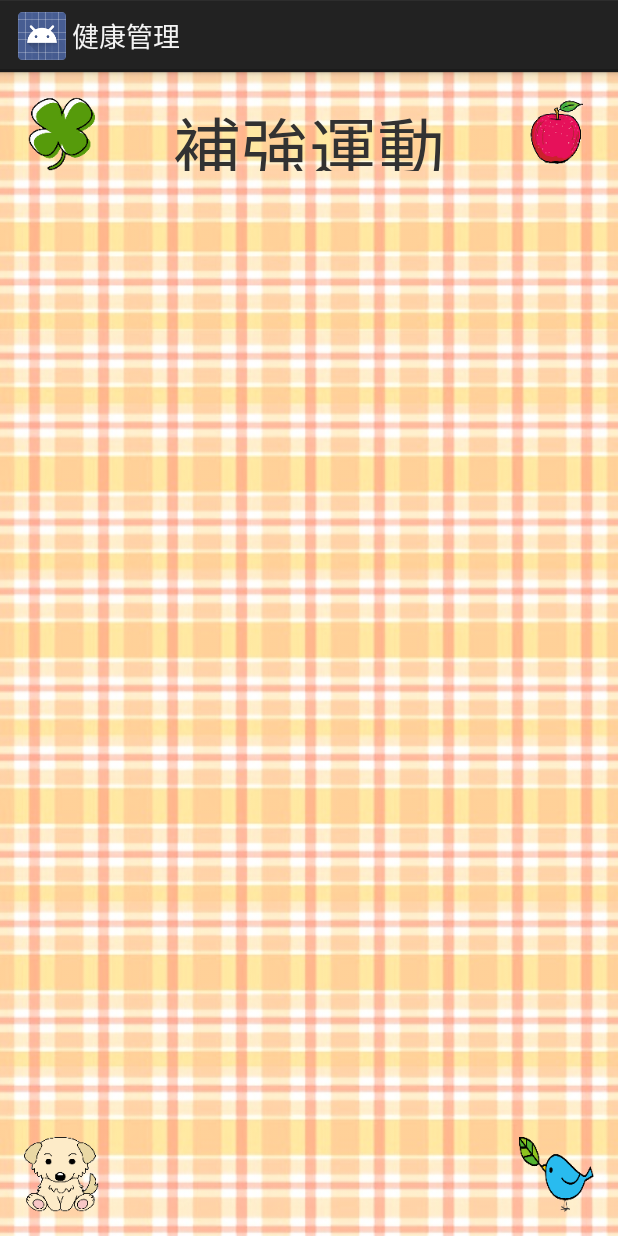
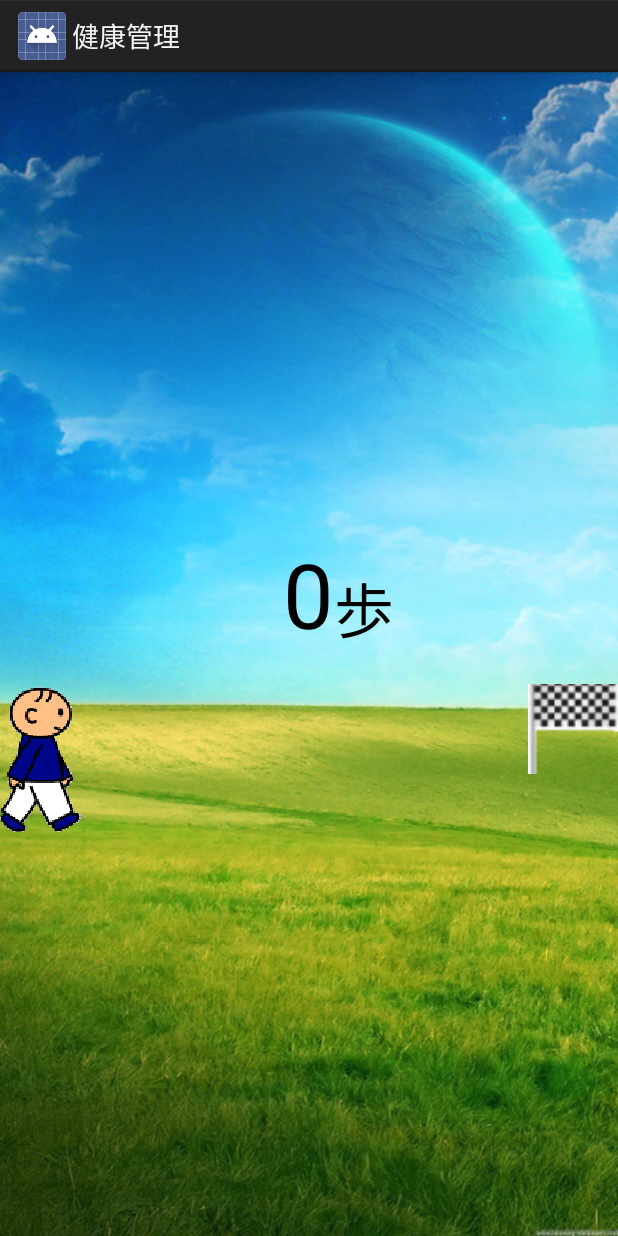
Before and after one commit to takoika0601/HealthCareManagement, an Android app: the layout activity_training.xml on its own in the app's theme, with its tools: preview values and no code run, on a phone screen of 412 x 824 dp. Run offline under Robolectric (Android 15) with nearby library versions, the light colour scheme and no system bars.

Commit message:
運動計測画面の追加

```diff
--- a/app/src/main/AndroidManifest.xml
+++ b/app/src/main/AndroidManifest.xml
@@ -41,7 +41,7 @@
         </receiver>
 
         <activity
-            android:name=".training.TrainingActivity"
+            android:name=".training.TrainingSelectActivity"
             android:label="@string/title_activity_training"
             android:screenOrientation="portrait"
             >
--- a/app/src/main/java/jp/co/akiguchilab/healthcaremanagement/MainActivity.java
+++ b/app/src/main/java/jp/co/akiguchilab/healthcaremanagement/MainActivity.java
@@ -53,7 +53,7 @@ import jp.co.akiguchilab.healthcaremanagement.http.HttpExec;
 import jp.co.akiguchilab.healthcaremanagement.service.CountBinder;
 import jp.co.akiguchilab.healthcaremanagement.service.CountReceiver;
 import jp.co.akiguchilab.healthcaremanagement.service.CountService;
-import jp.co.akiguchilab.healthcaremanagement.training.TrainingActivity;
+import jp.co.akiguchilab.healthcaremanagement.training.TrainingSelectActivity;
 import jp.co.akiguchilab.healthcaremanagement.util.ParseUserInfoFromJSON;
 
 public class MainActivity extends Activity implements View.OnClickListener {
@@ -373,7 +373,7 @@ public class MainActivity extends Activity implements View.OnClickListener {
         Intent intent;
         switch (v.getId()) {
             case R.id.main_danberu:
-                intent = new Intent(this, TrainingActivity.class);
+                intent = new Intent(this, TrainingSelectActivity.class);
                 startActivity(intent);
                 break;
             case R.id.main_calendar:
--- a/app/src/main/java/jp/co/akiguchilab/healthcaremanagement/camera/CameraActivity.java
+++ b/app/src/main/java/jp/co/akiguchilab/healthcaremanagement/camera/CameraActivity.java
@@ -116,7 +116,7 @@ public class CameraActivity extends Activity implements View.OnClickListener {
                     Cursor cursor = Images.Media.query(contentResolver, Images.Media.EXTERNAL_CONTENT_URI, null, null, Images.ImageColumns.DATE_TAKEN + " DESC");
                     cursor.moveToFirst();
 
-                    String id = cursor.getString(cursor.getColumnIndexOrThrow(BaseColumns._ID));
+                    String id = cursor.getTitle(cursor.getColumnIndexOrThrow(BaseColumns._ID));
                     mImageUri = Uri.withAppendedPath(Images.Media.EXTERNAL_CONTENT_URI, id);
                     imageView.setImageURI(mImageUri);
                     */
--- a/app/src/main/java/jp/co/akiguchilab/healthcaremanagement/geneticalgorithm/GA.java
+++ b/app/src/main/java/jp/co/akiguchilab/healthcaremanagement/geneticalgorithm/GA.java
@@ -15,6 +15,7 @@ import android.os.Bundle;
 import android.os.Environment;
 import android.os.Handler;
 import android.os.Message;
+import android.util.Log;
 import android.view.LayoutInflater;
 import android.view.View;
 import android.view.View.OnClickListener;
@@ -184,6 +185,8 @@ public class GA extends Activity implements SensorEventListener, OnClickListener
 
             out.close();
             bw.close();
+
+            Log.d("GA.java", name + ",assets,danberu.png," + path);
         } catch (Exception e) {
             e.printStackTrace();
         }
@@ -232,7 +235,7 @@ public class GA extends Activity implements SensorEventListener, OnClickListener
             bw.flush();
             bw.close();
 
-            filePath = GA.start(accelerometer, getIntent().getIntExtra("linage", 0));
+            filepath = GA.start(accelerometer, getIntent().getIntExtra("linage", 0));
         } catch (IOException e) {
             e.printStackTrace();
         }
--- a/app/src/main/java/jp/co/akiguchilab/healthcaremanagement/training/ListViewItemAdapter.java
+++ b/app/src/main/java/jp/co/akiguchilab/healthcaremanagement/training/ListViewItemAdapter.java
@@ -46,7 +46,7 @@ public class ListViewItemAdapter extends ArrayAdapter<ListViewData> {
         loopCount++;
 
         imageView.setImageBitmap(item.getBitmap());
-        textView.setText(item.getString());
+        textView.setText(item.getTitle());
 
         return view;
     }
--- a/app/src/main/res/layout/activity_training.xml
+++ b/app/src/main/res/layout/activity_training.xml
@@ -1,76 +1,65 @@
+<?xml version="1.0" encoding="utf-8"?>
 <RelativeLayout xmlns:android="http://schemas.android.com/apk/res/android"
-                xmlns:tools="http://schemas.android.com/tools"
-                android:layout_width="match_parent"
-                android:layout_height="match_parent"
-                android:paddingLeft="@dimen/activity_horizontal_margin"
-                android:paddingRight="@dimen/activity_horizontal_margin"
-                android:paddingTop="@dimen/activity_vertical_margin"
-                android:paddingBottom="@dimen/activity_vertical_margin"
-                tools:context=".MainActivity"
-                android:background="@drawable/genetic_wall">
+    android:layout_width="match_parent"
+    android:layout_height="match_parent"
+    android:background="@drawable/kabe"
+    android:orientation="vertical">
+
+    <LinearLayout
+        android:id="@+id/training_centerInParentLayout"
+        android:layout_width="match_parent"
+        android:layout_height="0dp"
+        android:layout_centerInParent="true"
+        android:orientation="horizontal"></LinearLayout>
 
     <RelativeLayout
-        android:id="@+id/relativeLayout1"
+        android:id="@+id/training_counterLayout"
         android:layout_width="match_parent"
-        android:layout_height="50dp"
-        android:layout_alignParentTop="true">
-
-        <ImageButton
-            android:id="@+id/clover"
-            android:layout_width="50dp"
-            android:layout_height="wrap_content"
-            android:layout_alignParentLeft="true"
-            android:background="@drawable/clover"
-            android:scaleType="fitCenter"/>
-
-        <ImageButton
-            android:id="@+id/apple"
-            android:layout_width="50dp"
-            android:layout_height="wrap_content"
-            android:src="@drawable/apple"
-            android:layout_alignParentRight="true"
-            android:background="@drawable/apple"
-            android:scaleType="fitCenter"/>
+        android:layout_height="wrap_content"
+        android:layout_above="@id/training_centerInParentLayout"
+        android:layout_centerHorizontal="true">
 
         <TextView
-            android:id="@+id/text"
+            android:id="@+id/training_counter"
             android:layout_width="wrap_content"
             android:layout_height="wrap_content"
-            android:text="補強運動"
-            android:textSize="45sp"
-            android:gravity="center"
-            android:layout_toRightOf="@id/clover"
-            android:layout_toLeftOf="@id/apple"/>
+            android:layout_centerInParent="true"
+            android:text="0"
+            android:textAppearance="?android:attr/textAppearanceLarge"
+            android:textSize="60sp"/>
+
+        <TextView
+            android:id="@+id/training_textView"
+            android:layout_width="wrap_content"
+            android:layout_height="wrap_content"
+            android:layout_alignBottom="@+id/training_counter"
+            android:layout_toRightOf="@+id/training_counter"
+            android:text="歩"
+            android:textAppearance="?android:attr/textAppearanceLarge"
+            android:textSize="40sp"/>
     </RelativeLayout>
 
-    <RelativeLayout
-        android:id="@+id/relativeLayout2"
-        android:layout_width="match_parent"
-        android:layout_height="50dp"
-        android:layout_alignParentBottom="true">
-
-        <ImageButton
-            android:id="@+id/dog"
-            android:layout_width="50dp"
-            android:layout_height="wrap_content"
-            android:layout_alignParentLeft="true"
-            android:background="@drawable/dog"/>
-
-        <ImageButton
-            android:id="@+id/bard"
-            android:layout_width="50dp"
-            android:layout_height="wrap_content"
-            android:layout_alignParentRight="true"
-            android:background="@drawable/bard"/>
-    </RelativeLayout>
-
-    <ListView
-        android:id="@+id/listView"
+    <FrameLayout
+        android:id="@+id/frameLayout"
         android:layout_width="match_parent"
         android:layout_height="wrap_content"
-        android:layout_marginTop="10dp"
-        android:layout_below="@id/relativeLayout1"
-        android:layout_above="@id/relativeLayout2">
-    </ListView>
+        android:layout_below="@+id/training_centerInParentLayout"
+        android:layout_marginTop="20dp">
+
+        <ImageView
+            android:id="@+id/training_walkman"
+            android:layout_width="wrap_content"
+            android:layout_height="wrap_content"
+            android:background="@drawable/walkman"
+            android:contentDescription="歩行者画像"/>
+
+        <ImageView
+            android:id="@+id/training_imageView"
+            android:layout_width="60dp"
+            android:layout_height="60dp"
+            android:layout_gravity="right|top"
+            android:adjustViewBounds="true"
+            android:background="@drawable/goal"/>
+    </FrameLayout>
 
 </RelativeLayout>
--- a/app/src/main/res/menu/training.xml
+++ b/app/src/main/res/menu/training.xml
@@ -1,6 +1,6 @@
 <menu xmlns:android="http://schemas.android.com/apk/res/android"
       xmlns:tools="http://schemas.android.com/tools"
-      tools:context="jp.co.akiguchilab.healthcaremanagement.training.TrainingActivity">
+      tools:context="jp.co.akiguchilab.healthcaremanagement.training.TrainingSelectActivity">
     <item
         android:id="@+id/action_settings"
         android:title="@string/action_settings"
```
Also changed, not shown: app/src/main/java/jp/co/akiguchilab/healthcaremanagement/training/ListViewData.java (+14 -5 lines), app/src/main/java/jp/co/akiguchilab/healthcaremanagement/training/TrainingActivity.java (+5 -143 lines), app/src/main/java/jp/co/akiguchilab/healthcaremanagement/training/TrainingSelectActivity.java (added, +166 -0 lines), app/src/main/res/layout/activity_trainingselect.xml (added, +76 -0 lines), 1 other file.
